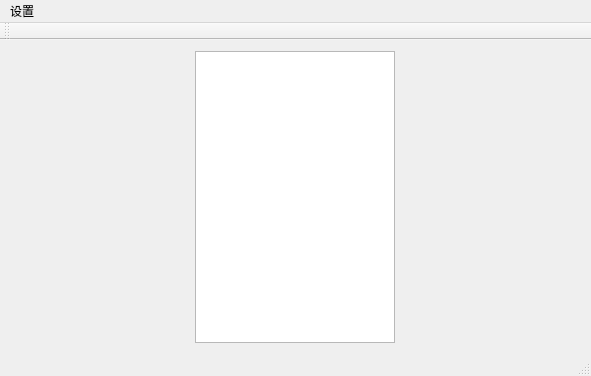
Old version of the form Pesudo_Wechat_Client/mainwindow.ui in the repository zhanghuimeng/Pesudo_Wechat_Client.
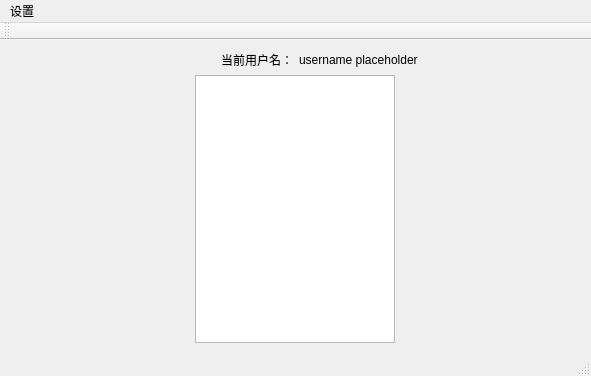
New version of the form.

What changed in the file:
```diff
--- a/Pesudo_Wechat_Client/mainwindow.ui
+++ b/Pesudo_Wechat_Client/mainwindow.ui
@@ -14,6 +14,29 @@
    <string>MainWindow</string>
   </property>
   <widget class="QWidget" name="centralWidget">
+   <layout class="QVBoxLayout" name="verticalLayout_2">
+    <item>
+     <layout class="QHBoxLayout" name="horizontalLayout_2">
+      <item>
+       <widget class="QLabel" name="usernameHintLabel">
+        <property name="text">
+         <string>当前用户名：</string>
+        </property>
+        <property name="alignment">
+         <set>Qt::AlignRight|Qt::AlignTrailing|Qt::AlignVCenter</set>
+        </property>
+       </widget>
+      </item>
+      <item>
+       <widget class="QLabel" name="usernameLabel">
+        <property name="text">
+         <string>username placeholder</string>
+        </property>
+       </widget>
+      </item>
+     </layout>
+    </item>
+    <item>
    <layout class="QHBoxLayout" name="horizontalLayout">
     <item>
      <widget class="QListWidget" name="friendListWidget">
@@ -39,6 +62,8 @@
     </item>
     <item>
      <layout class="QVBoxLayout" name="verticalLayout"/>
+      </item>
+     </layout>
     </item>
    </layout>
   </widget>
```
Lines whose indentation alone changed are shown as unchanged.
